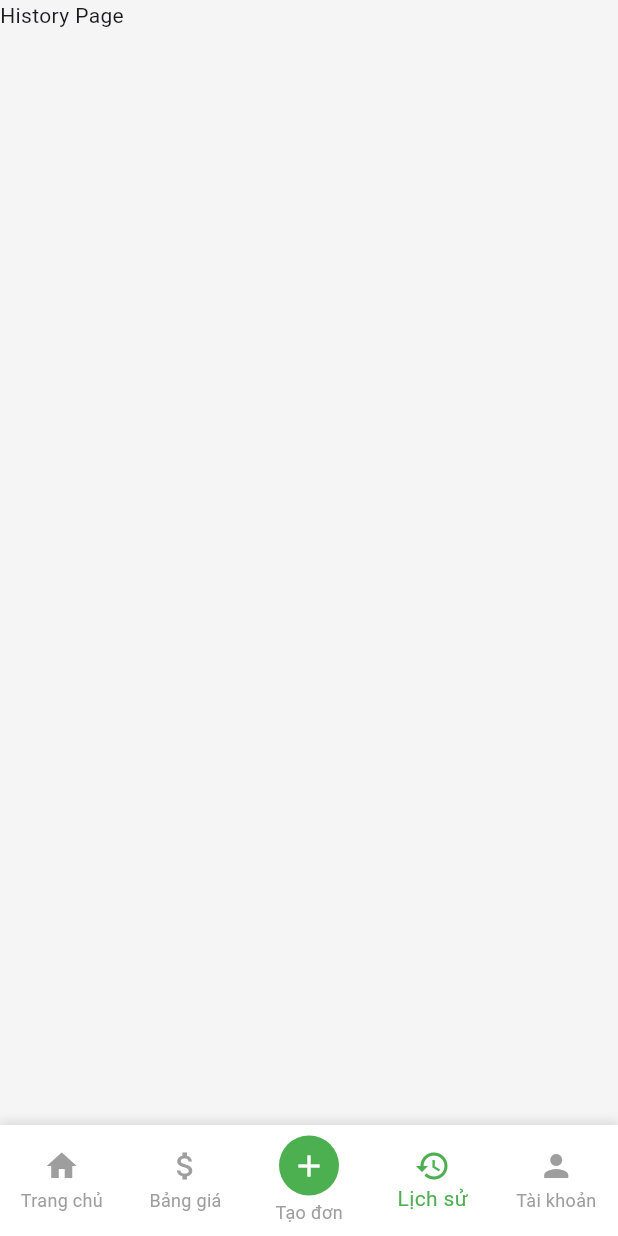
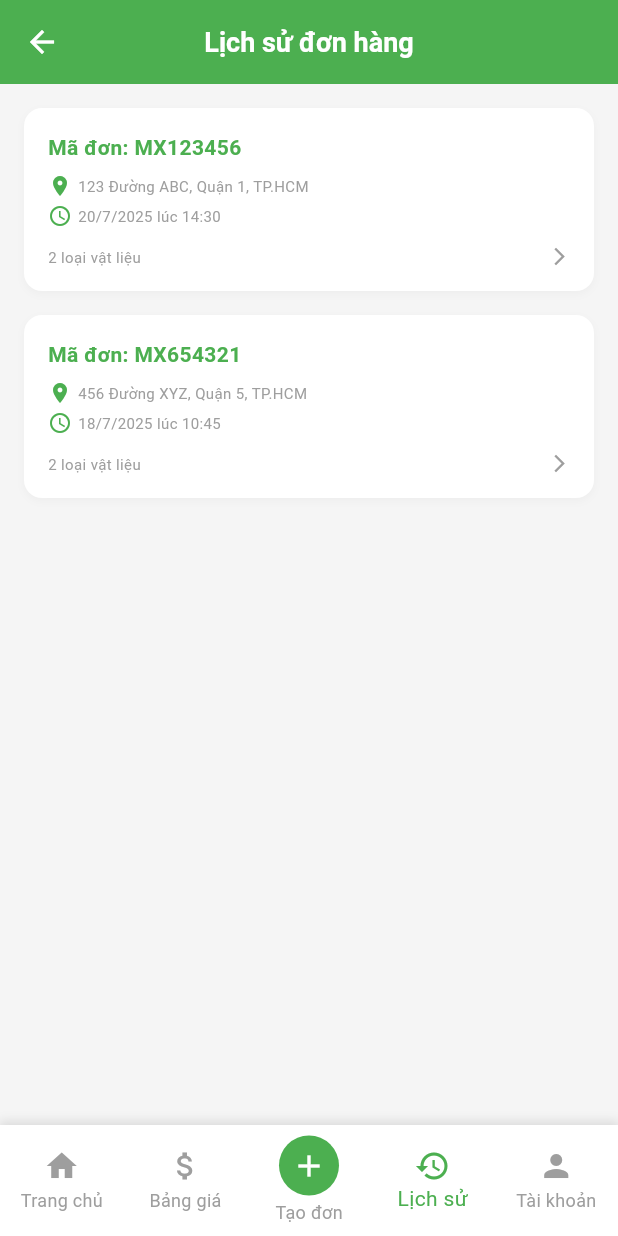
Before and after one commit to ldThanhTrung/MXANH_Flutter, a Flutter app: the HomePage screen opened directly, item 4 of the bottom bar chosen, on a phone screen of 412 x 824 dp. Run offline on Flutter 3.47's test engine with Material 3 defaults, Android fonts, the phone set to English and light mode, and no system bars; our stand-ins replace font_awesome_flutter; accounts and stored records are empty.

Commit message:
history_page

```diff
--- a/lib/screens/home_page.dart
+++ b/lib/screens/home_page.dart
@@ -18,6 +18,7 @@ import 'package:mxanh_flutter/screens/create_order_page.dart';
 import 'package:mxanh_flutter/screens/product_details_page.dart';
 import 'package:mxanh_flutter/screens/cart_page.dart';
 import 'package:mxanh_flutter/screens/redeem_points_page.dart';
+import 'package:mxanh_flutter/screens/order_history_page.dart';
 
 class HomePage extends StatefulWidget {
   const HomePage({super.key});
@@ -34,6 +35,7 @@ class _HomePageState extends State<HomePage> {
   late List<MaterialItem> _materials;
   late List<Product> _products;
   late Event _currentEvent;
+  late List<Map<String, dynamic>> _orderHistory;
 
   @override
   void initState() {
@@ -46,6 +48,7 @@ class _HomePageState extends State<HomePage> {
     _materials = DataService.getMaterialPriceList();
     _products = DataService.getGreenProducts();
     _currentEvent = DataService.getCurrentEvent();
+    _orderHistory = DataService.orderHistory;
   }
 
   void _onBalanceToggle() {
@@ -59,22 +62,20 @@ class _HomePageState extends State<HomePage> {
     Navigator.push(
       context,
       MaterialPageRoute(
-    builder: (context) => RedeemPointsPage(
+        builder:
+            (context) => RedeemPointsPage(
               currentPoints: _currentUser.points,
               products: _products,
             ),
       ),
     );
-
   }
 
   void _onCartPressed() {
     // Navigate to cart page
     Navigator.push(
       context,
-      MaterialPageRoute(
-        builder: (context) => const CartPage(),
-      ),
+      MaterialPageRoute(builder: (context) => const CartPage()),
     );
   }
 
@@ -82,10 +83,7 @@ class _HomePageState extends State<HomePage> {
     Navigator.push(
       context,
       MaterialPageRoute(
-        builder:
-            (context) => CreateOrderPage(
-              materials: _materials,
-            ),
+        builder: (context) => CreateOrderPage(materials: _materials),
       ),
     );
   }
@@ -207,7 +205,7 @@ class _HomePageState extends State<HomePage> {
         bodyContent = CreateOrderPage(materials: _materials);
         break;
       case 3:
-        bodyContent = Text("History Page");
+        bodyContent = OrderHistoryPage(orderHistory: _orderHistory);
         break;
       case 4:
         bodyContent = AccountPage();
@@ -218,7 +216,7 @@ class _HomePageState extends State<HomePage> {
             const SizedBox(height: 20),
             EventBanner(event: _currentEvent, onTap: _onEventTap),
             const SizedBox(height: 20),
-            bodyContent = CreateOrderPage(materials: _materials),
+            CreateOrderPage(materials: _materials),
             const SizedBox(height: 20),
             PriceListSection(
               materials: _materials,
--- /dev/null
+++ b/lib/screens/order_history_page.dart
@@ -0,0 +1,171 @@
+import 'package:flutter/material.dart';
+import 'package:mxanh_flutter/themes/app_color.dart';
+import 'package:mxanh_flutter/themes/text_styles.dart';
+import 'package:mxanh_flutter/screens/history_details_page.dart';
+import 'package:mxanh_flutter/models/material_item.dart';
+import 'package:mxanh_flutter/screens/home_page.dart';
+
+class OrderHistoryPage extends StatelessWidget {
+  final List<Map<String, dynamic>> orderHistory;
+
+  const OrderHistoryPage({super.key, required this.orderHistory});
+
+  @override
+  Widget build(BuildContext context) {
+    return WillPopScope(
+      onWillPop: () async {
+        _goBackToHome(context);
+        return false;
+      },
+      child: Scaffold(
+        backgroundColor: AppColor.background,
+        appBar: AppBar(
+          backgroundColor: AppColor.primary,
+          elevation: 0,
+          title: Text(
+            'Lịch sử đơn hàng',
+            style: AppTextStyles.heading3.copyWith(color: Colors.white),
+          ),
+          centerTitle: true,
+          leading: IconButton(
+            icon: const Icon(Icons.arrow_back, color: Colors.white),
+            onPressed: () => _goBackToHome(context),
+          ),
+        ),
+        body: orderHistory.isEmpty
+            ? Center(
+                child: Text(
+                  'Chưa có đơn hàng nào.',
+                  style: AppTextStyles.bodyLarge.copyWith(
+                    color: AppColor.textSecondary,
+                  ),
+                ),
+              )
+            : ListView.builder(
+                padding: const EdgeInsets.all(16),
+                itemCount: orderHistory.length,
+                itemBuilder: (context, index) {
+                  final order = orderHistory[index];
+                  final selectedMaterials =
+                      order['selectedMaterials'] as Map<String, double>;
+                  final address = order['address'] as String;
+                  final date = order['date'] as DateTime;
+                  final time = order['time'] as TimeOfDay;
+                  final orderId = order['orderId'] as String;
+                  final materials = order['materials'] as List<MaterialItem>;
+
+                  final status = order['status'] as String? ?? 'Đang xử lý';
+                  final collectorName = order['collectorName'] as String? ?? 'Không rõ';
+                  final collectorPhone = order['collectorPhone'] as String? ?? 'Không rõ';
+                  final completedDate = order['completedDate'] as DateTime? ?? DateTime.now();
+
+                  return GestureDetector(
+                    onTap: () {
+                      Navigator.push(
+                        context,
+                        MaterialPageRoute(
+                          builder: (_) => HistoryDetailsPage(
+                            selectedMaterials: selectedMaterials,
+                            materials: materials,
+                            address: address,
+                            selectedDate: date,
+                            selectedTime: time,
+                            orderId: orderId,
+                            status: status,
+                            collectorName: collectorName,
+                            collectorPhone: collectorPhone,
+                            completedDate: completedDate,
+                          ),
+                        ),
+                      );
+                    },
+                    child: Container(
+                      margin: const EdgeInsets.only(bottom: 16),
+                      padding: const EdgeInsets.all(16),
+                      decoration: BoxDecoration(
+                        color: AppColor.surface,
+                        borderRadius: BorderRadius.circular(12),
+                        boxShadow: [
+                          BoxShadow(
+                            color: Colors.black.withOpacity(0.03),
+                            blurRadius: 4,
+                            offset: const Offset(0, 2),
+                          ),
+                        ],
+                      ),
+                      child: Column(
+                        crossAxisAlignment: CrossAxisAlignment.start,
+                        children: [
+                          Text(
+                            'Mã đơn: $orderId',
+                            style: AppTextStyles.bodyMedium.copyWith(
+                              fontWeight: FontWeight.bold,
+                              color: AppColor.primary,
+                            ),
+                          ),
+                          const SizedBox(height: 8),
+                          Row(
+                            children: [
+                              const Icon(
+                                Icons.location_on,
+                                size: 16,
+                                color: AppColor.primary,
+                              ),
+                              const SizedBox(width: 4),
+                              Expanded(
+                                child: Text(
+                                  address,
+                                  style: AppTextStyles.caption,
+                                  overflow: TextOverflow.ellipsis,
+                                ),
+                              ),
+                            ],
+                          ),
+                          const SizedBox(height: 4),
+                          Row(
+                            children: [
+                              const Icon(
+                                Icons.schedule,
+                                size: 16,
+                                color: AppColor.primary,
+                              ),
+                              const SizedBox(width: 4),
+                              Text(
+                                '${date.day}/${date.month}/${date.year} lúc ${time.hour.toString().padLeft(2, '0')}:${time.minute.toString().padLeft(2, '0')}',
+                                style: AppTextStyles.caption,
+                              ),
+                            ],
+                          ),
+                          const SizedBox(height: 12),
+                          Row(
+                            mainAxisAlignment: MainAxisAlignment.spaceBetween,
+                            children: [
+                              Text(
+                                '${selectedMaterials.length} loại vật liệu',
+                                style: AppTextStyles.caption,
+                              ),
+                              Icon(
+                                Icons.arrow_forward_ios,
+                                size: 14,
+                                color: Colors.grey.shade500,
+                              ),
+                            ],
+                          ),
+                        ],
+                      ),
+                    ),
+                  );
+                },
+              ),
+      ),
+    );
+  }
+
+  void _goBackToHome(BuildContext context) {
+    Navigator.pushAndRemoveUntil(
+      context,
+      MaterialPageRoute(builder: (context) => const HomePage()),
+      (route) => false,
+    );
+  }
+}
--- a/lib/screens/welcome_page.dart
+++ b/lib/screens/welcome_page.dart
@@ -70,7 +70,7 @@ class _WelcomePageState extends State<WelcomePage> {
                 child: ElevatedButton(
                   onPressed: () {
                     // You can save the name or proceed to signup
-                    Navigator.push(
+                    Navigator.pushReplacement(
                       context,
                       MaterialPageRoute(builder: (_) => HomePage()),
                     );
--- a/lib/services/data_service.dart
+++ b/lib/services/data_service.dart
@@ -1,3 +1,4 @@
+import 'package:flutter/material.dart';
 import 'package:mxanh_flutter/models/user.dart';
 import 'package:mxanh_flutter/models/material_item.dart';
 import 'package:mxanh_flutter/models/product.dart';
@@ -21,9 +22,6 @@ class DataService {
       MaterialItem(name: "Giấy báo", price: "1,200", unit: "VNĐ/kg"),
       MaterialItem(name: "Sắt phế liệu", price: "8,000", unit: "VNĐ/kg"),
       MaterialItem(name: "Thùng carton", price: "1,800", unit: "VNĐ/kg"),
-      MaterialItem(name: "Nghia béo", price: "2,800", unit: "VNĐ/kg"),
-      MaterialItem(name: "Triệu béo", price: "4,800", unit: "VNĐ/kg"),
-      MaterialItem(name: "Liêm béo", price: "5,800", unit: "VNĐ/kg"),
     ];
   }
 
@@ -34,24 +32,46 @@ class DataService {
         price: "45,000",
         image: "assets/bag.png",
         tag: "Mới",
-        description: "Túi vải organic được làm từ 100% cotton tự nhiên, thân thiện với môi trường. Túi có kích thước 35x40cm, có thể chứa được nhiều đồ dùng. Thiết kế đơn giản, dễ sử dụng và có thể giặt được nhiều lần. Thay thế hoàn hảo cho túi nilon, góp phần bảo vệ môi trường.",
+        description:
+            "Túi vải organic được làm từ 100% cotton tự nhiên, thân thiện với môi trường. Túi có kích thước 35x40cm, có thể chứa được nhiều đồ dùng. Thiết kế đơn giản, dễ sử dụng và có thể giặt được nhiều lần. Thay thế hoàn hảo cho túi nilon, góp phần bảo vệ môi trường.",
       ),
       Product(
         name: "Ống hút tre",
         price: "25,000",
         image: "assets/straw.png",
         tag: "Đổi điểm",
-        description: "Ống hút tre tự nhiên, an toàn cho sức khỏe và thân thiện với môi trường. Được làm từ tre nguyên chất, không chứa hóa chất độc hại. Ống hút có độ bền cao, có thể tái sử dụng nhiều lần. Kích thước phù hợp cho các loại đồ uống khác nhau. Sản phẩm được chứng nhận an toàn thực phẩm.",
+        description:
+            "Ống hút tre tự nhiên, an toàn cho sức khỏe và thân thiện với môi trường. Được làm từ tre nguyên chất, không chứa hóa chất độc hại. Ống hút có độ bền cao, có thể tái sử dụng nhiều lần. Kích thước phù hợp cho các loại đồ uống khác nhau. Sản phẩm được chứng nhận an toàn thực phẩm.",
       ),
       Product(
         name: "Ly gỗ thủ công",
         price: "80,000",
         image: "assets/cup.png",
         tag: "Mới",
-        description: "Ly gỗ thủ công được chế tác từ gỗ tự nhiên, mỗi sản phẩm đều mang nét độc đáo riêng. Ly có dung tích 350ml, phù hợp cho các loại đồ uống nóng và lạnh. Bề mặt được xử lý mịn, an toàn khi sử dụng. Thiết kế tối giản, phù hợp với không gian hiện đại. Sản phẩm thân thiện với môi trường, có thể phân hủy tự nhiên.",
+        description:
+            "Ly gỗ thủ công được chế tác từ gỗ tự nhiên, mỗi sản phẩm đều mang nét độc đáo riêng. Ly có dung tích 350ml, phù hợp cho các loại đồ uống nóng và lạnh. Bề mặt được xử lý mịn, an toàn khi sử dụng. Thiết kế tối giản, phù hợp với không gian hiện đại. Sản phẩm thân thiện với môi trường, có thể phân hủy tự nhiên.",
       ),
     ];
   }
+
+  static List<Map<String, dynamic>> orderHistory = [
+    {
+      'orderId': 'MX123456',
+      'selectedMaterials': {'Thùng carton': 2.5, 'Giấy báo': 1.2},
+      'address': '123 Đường ABC, Quận 1, TP.HCM',
+      'date': DateTime(2025, 7, 20),
+      'time': const TimeOfDay(hour: 14, minute: 30),
+      'materials': DataService.getMaterialPriceList(),
+    },
+    {
+      'orderId': 'MX654321',
+      'selectedMaterials': {'Sắt phế liệu': 3.0, 'Thùng carton': 2.1},
+      'address': '456 Đường XYZ, Quận 5, TP.HCM',
+      'date': DateTime(2025, 7, 18),
+      'time': const TimeOfDay(hour: 10, minute: 45),
+      'materials': DataService.getMaterialPriceList(),
+    },
+  ];
 
   static Event getCurrentEvent() {
     return Event(
```
Also changed, not shown: lib/screens/history_details_page.dart (added, +523 -0 lines). Lines whose indentation alone changed are shown as unchanged.
